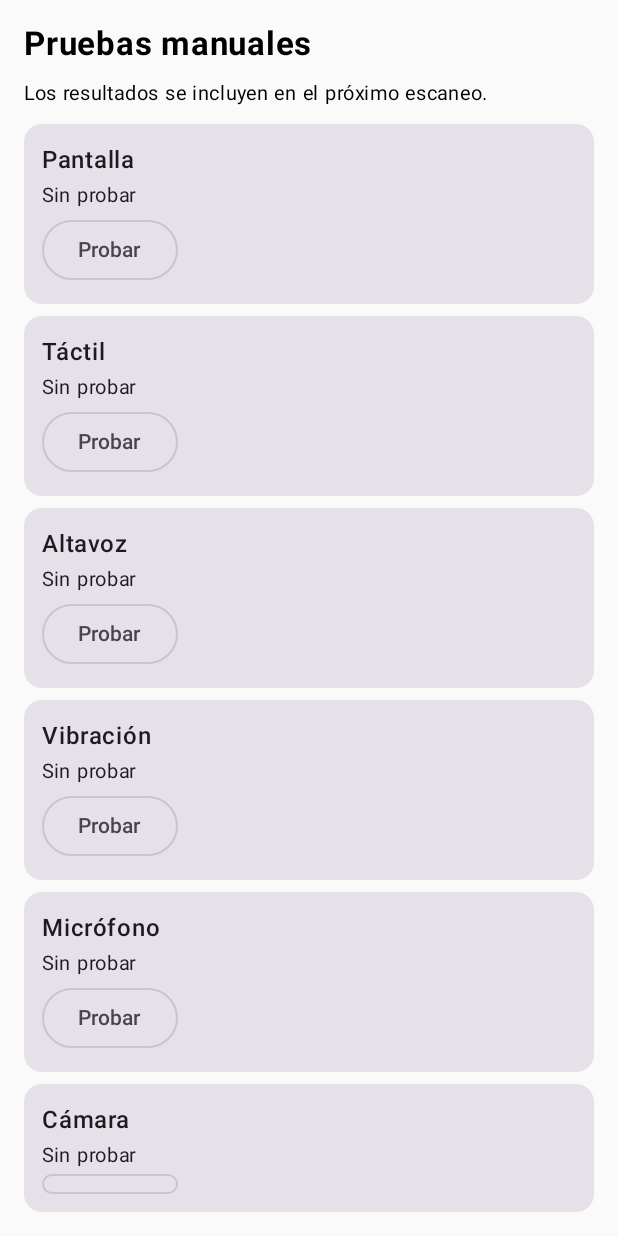
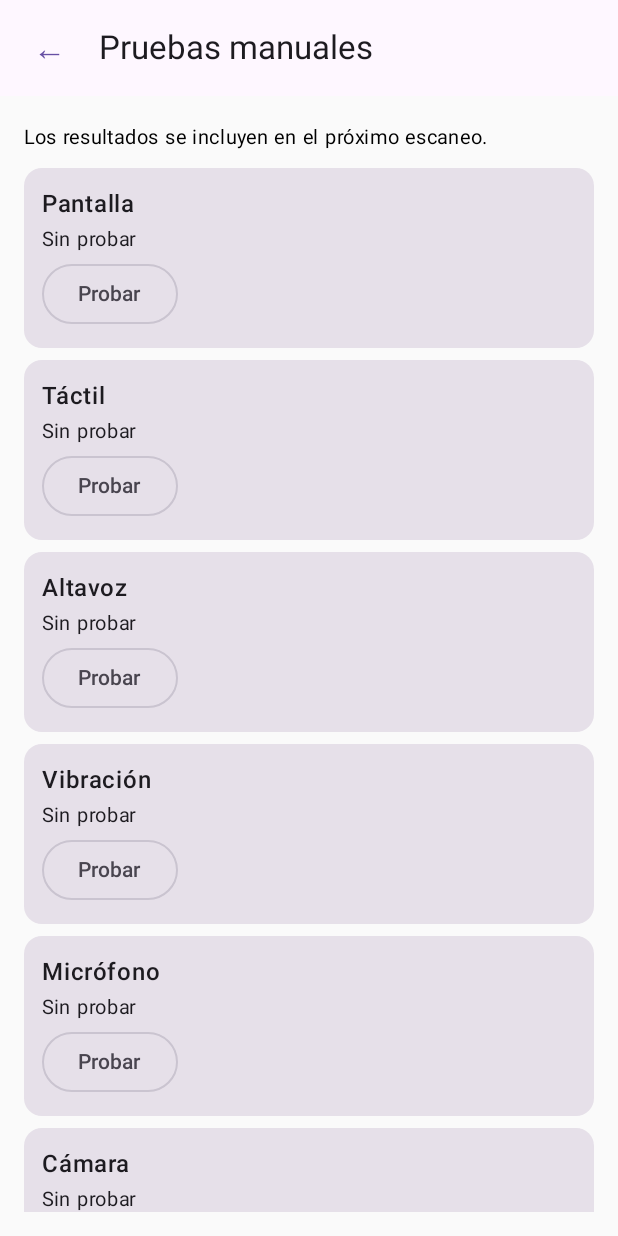
Before and after one commit to Monocucuy/Proyecto-Solucion, an Android app built with Jetpack Compose: the screen it shows after launch (MainActivity), after a tap on "Pruebas manuales", on a phone screen of 412 x 824 dp. Run offline under Robolectric (Android 15) with nearby library versions, the phone set to English and light mode, and no system bars; our stand-ins replace Room's generated code; libraries missing offline, so code that uses them is left out: com.jakewharton.retrofit2; 1 statement that could not run was skipped; 3 other taps on this screen came first.

Commit message:
App 0.3.0: portada, botones de volver y cancelar, vibrador y actualización
- Portada animada al abrir (celular escaneándose sobre la banda), dibujada con Canvas.
- Flecha de volver y "Cancelar" en el flujo automático, en la lista de pruebas
  manuales y en cada prueba; el botón atrás del celular también cancela o vuelve.
- Vibrador: VibratorManager en Android 12+, pulsos a intensidad máxima con uso
  ALARMA y botón "Vibrar otra vez" (antes no se sentía en Xiaomi/Redmi).
- Bluetooth: si el socket seguro falla ("read failed"), reintenta con el inseguro.
- Actualizar encima: todas las APK se firman con la misma llave de depuración
  (app/debug-compartido.keystore, pública a propósito) y el versionCode siempre sube.
  Quien tenga una APK anterior debe desinstalarla una vez.

Co-Authored-By: Claude Opus 5.5 <noreply@anthropic.com>

```diff
--- a/app/src/main/java/com/monocucuy/solucion/ui/ManualTests.kt
+++ b/app/src/main/java/com/monocucuy/solucion/ui/ManualTests.kt
@@ -10,8 +10,12 @@ import android.media.AudioManager
 import android.media.AudioRecord
 import android.media.MediaRecorder
 import android.media.ToneGenerator
+import android.media.AudioAttributes
+import android.os.Build
+import android.os.VibrationAttributes
 import android.os.VibrationEffect
 import android.os.Vibrator
+import android.os.VibratorManager
 import android.provider.MediaStore
 import androidx.activity.compose.rememberLauncherForActivityResult
 import androidx.activity.result.contract.ActivityResultContracts
@@ -20,6 +24,8 @@ import androidx.compose.foundation.Image
 import androidx.compose.foundation.background
 import androidx.compose.foundation.clickable
 import androidx.compose.foundation.layout.*
+import androidx.compose.foundation.rememberScrollState
+import androidx.compose.foundation.verticalScroll
 import androidx.compose.material3.*
 import androidx.compose.runtime.*
 import androidx.compose.ui.Alignment
@@ -51,10 +57,11 @@ enum class ManualTest(val title: String) {
 
 @Composable
 fun ManualTestsList(results: Map<ManualTest, Finding>, onRun: (ManualTest) -> Unit, onBack: () -> Unit) = Column(
-    Modifier.fillMaxSize().padding(16.dp),
-    verticalArrangement = Arrangement.spacedBy(8.dp)
+    Modifier.fillMaxSize()
 ) {
-    Text("Pruebas manuales", fontSize = 22.sp, fontWeight = FontWeight.Bold)
+    BarraVolver("Pruebas manuales", onBack)
+    Column(Modifier.fillMaxSize().padding(16.dp).verticalScroll(rememberScrollState()),
+        verticalArrangement = Arrangement.spacedBy(8.dp)) {
     Text("Los resultados se incluyen en el próximo escaneo.", fontSize = 13.sp)
     ManualTest.values().forEach { t ->
         Card(Modifier.fillMaxWidth()) {
@@ -66,18 +73,39 @@ fun ManualTestsList(results: Map<ManualTest, Finding>, onRun: (ManualTest) -> Un
         }
     }
     Spacer(Modifier.height(8.dp))
-    TextButton(onClick = onBack) { Text("Volver") }
+    OutlinedButton(onClick = onBack, modifier = Modifier.fillMaxWidth()) { Text("← Volver al inicio") }
+    }
 }
+
+/** Barra superior con flecha de volver: en todas las pantallas que no son el inicio. */
+@OptIn(ExperimentalMaterial3Api::class)
+@Composable
+fun BarraVolver(titulo: String, onBack: () -> Unit, accion: (@Composable () -> Unit)? = null) = TopAppBar(
+    title = { Text(titulo) },
+    navigationIcon = { TextButton(onClick = onBack) { Text("←", fontSize = 22.sp) } },
+    actions = { accion?.invoke() }
+)
 
 /** Ejecuta una prueba. [onDone] recibe el resultado, o null si el usuario sale sin terminar. */
 @Composable
-fun ManualTestHost(test: ManualTest, onDone: (Finding?) -> Unit) = when (test) {
-    ManualTest.SCREEN -> ScreenTest(onDone)
-    ManualTest.TOUCH -> TouchTest(onDone)
-    ManualTest.SPEAKER -> SpeakerTest(onDone)
-    ManualTest.VIBRATION -> VibrationTest(onDone)
-    ManualTest.MIC -> MicTest(onDone)
-    ManualTest.CAMERA -> CameraTest(onDone)
+fun ManualTestHost(test: ManualTest, onDone: (Finding?) -> Unit) {
+    // La prueba de pantalla usa colores a pantalla completa: se sale con atrás o con "Cancelar prueba".
+    if (test == ManualTest.SCREEN) { ScreenTest(onDone); return }
+    Column(Modifier.fillMaxSize()) {
+        BarraVolver("Prueba: ${test.title}", onBack = { onDone(null) }) {
+            TextButton(onClick = { onDone(null) }) { Text("Cancelar") }
+        }
+        Box(Modifier.weight(1f)) {
+            when (test) {
+                ManualTest.SCREEN -> Unit
+                ManualTest.TOUCH -> TouchTest(onDone)
+                ManualTest.SPEAKER -> SpeakerTest(onDone)
+                ManualTest.VIBRATION -> VibrationTest(onDone)
+                ManualTest.MIC -> MicTest(onDone)
+                ManualTest.CAMERA -> CameraTest(onDone)
+            }
+        }
+    }
 }
 
 @Composable
@@ -111,6 +139,8 @@ private fun ScreenTest(onDone: (Finding?) -> Unit) {
                     "Manchas, líneas o píxeles muertos en la revisión.",
                     "Si está en garantía, revísala en servicio técnico."))
             }) { Text("Sí") }
+            Spacer(Modifier.height(8.dp))
+            TextButton(onClick = { onDone(null) }) { Text("Cancelar prueba") }
         }
     }
 }
@@ -203,20 +233,26 @@ private fun SpeakerTest(onDone: (Finding?) -> Unit) {
     }
 }
 
-/** Vibra 3 s y pregunta si se sintió: el motor puede existir y estar apagado en Ajustes. */
+/**
+ * Vibra en pulsos y pregunta si se sintió. Antes vibraba 3 s seguidos con la intensidad por defecto y en
+ * celulares Xiaomi/Redmi no se sentía si la vibración del sistema estaba baja o apagada. Ahora usa el
+ * vibrador por defecto (VibratorManager en Android 12+), intensidad máxima y uso ALARMA.
+ */
 @Composable
 private fun VibrationTest(onDone: (Finding?) -> Unit) {
     val ctx = LocalContext.current
     var vibrating by remember { mutableStateOf(false) }
     var done by remember { mutableStateOf(false) }
     var hasMotor by remember { mutableStateOf(true) }
-    LaunchedEffect(Unit) {
-        val vib = ctx.getSystemService(Vibrator::class.java)
+    var intento by remember { mutableIntStateOf(0) }
+    val vib = remember { vibrador(ctx) }
+    DisposableEffect(Unit) { onDispose { vib?.cancel() } }
+    LaunchedEffect(intento) {
         if (vib == null || !vib.hasVibrator()) {
             hasMotor = false
         } else {
             vibrating = true
-            vib.vibrate(VibrationEffect.createOneShot(VIBRATION_MS, VibrationEffect.DEFAULT_AMPLITUDE))
+            vibrarFuerte(vib)
             delay(VIBRATION_MS)
             vibrating = false
         }
@@ -225,7 +261,7 @@ private fun VibrationTest(onDone: (Finding?) -> Unit) {
     Column(Modifier.fillMaxSize().padding(24.dp), verticalArrangement = Arrangement.Center,
         horizontalAlignment = Alignment.CenterHorizontally) {
         when {
-            vibrating -> Text("Vibrando 3 s…")
+            vibrating -> Text("Vibrando en pulsos 3 s… sostén el celular en la mano.")
             !done -> Text("Preparando vibración…")
             !hasMotor -> {
                 Text("El sistema no reporta motor de vibración.")
@@ -244,11 +280,32 @@ private fun VibrationTest(onDone: (Finding?) -> Unit) {
                 Spacer(Modifier.height(8.dp))
                 OutlinedButton(onClick = {
                     onDone(Finding(Category.HARDWARE, Severity.MEDIUM, "Vibración: no percibida",
-                        "El usuario no sintió la vibración.",
-                        "Revisa que la vibración esté activa en Ajustes > Sonido y vibración."))
+                        "El usuario no sintió la vibración (pulsos a intensidad máxima, ${intento + 1} intento(s)).",
+                        "Revisa en Ajustes > Sonido y vibración que la vibración no esté desactivada; si sigue sin sentirse, revisa el motor."))
                 }) { Text("No") }
+                Spacer(Modifier.height(8.dp))
+                TextButton(onClick = { done = false; intento++ }) { Text("Vibrar otra vez") }
             }
         }
+    }
+}
+
+private fun vibrador(ctx: android.content.Context): Vibrator? =
+    if (Build.VERSION.SDK_INT >= Build.VERSION_CODES.S)
+        ctx.getSystemService(VibratorManager::class.java)?.defaultVibrator
+    else ctx.getSystemService(Vibrator::class.java)
+
+/** 6 pulsos de 350 ms con 150 ms de pausa (3 s), a intensidad máxima si el motor la regula. */
+private fun vibrarFuerte(vib: Vibrator) {
+    val tiempos = longArrayOf(0, 350, 150, 350, 150, 350, 150, 350, 150, 350, 150, 350)
+    val fuerza = IntArray(tiempos.size) { if (it % 2 == 1) 255 else 0 }
+    val efecto = if (vib.hasAmplitudeControl()) VibrationEffect.createWaveform(tiempos, fuerza, -1)
+                 else VibrationEffect.createWaveform(tiempos, -1)
+    if (Build.VERSION.SDK_INT >= Build.VERSION_CODES.TIRAMISU) {
+        vib.vibrate(efecto, VibrationAttributes.createForUsage(VibrationAttributes.USAGE_ALARM))
+    } else {
+        @Suppress("DEPRECATION")
+        vib.vibrate(efecto, AudioAttributes.Builder().setUsage(AudioAttributes.USAGE_ALARM).build())
     }
 }
 
--- /dev/null
+++ b/app/src/main/java/com/monocucuy/solucion/ui/Portada.kt
@@ -0,0 +1,147 @@
+package com.monocucuy.solucion.ui
+
+import androidx.compose.animation.core.LinearEasing
+import androidx.compose.animation.core.RepeatMode
+import androidx.compose.animation.core.animateFloat
+import androidx.compose.animation.core.infiniteRepeatable
+import androidx.compose.animation.core.rememberInfiniteTransition
+import androidx.compose.animation.core.tween
+import androidx.compose.foundation.Canvas
+import androidx.compose.foundation.background
+import androidx.compose.foundation.layout.*
+import androidx.compose.foundation.shape.RoundedCornerShape
+import androidx.compose.material3.Button
+import androidx.compose.material3.ButtonDefaults
+import androidx.compose.material3.Text
+import androidx.compose.runtime.Composable
+import androidx.compose.runtime.getValue
+import androidx.compose.ui.Alignment
+import androidx.compose.ui.Modifier
+import androidx.compose.ui.geometry.CornerRadius
+import androidx.compose.ui.geometry.Offset
+import androidx.compose.ui.geometry.Size
+import androidx.compose.ui.graphics.Brush
+import androidx.compose.ui.graphics.Color
+import androidx.compose.ui.graphics.drawscope.DrawScope
+import androidx.compose.ui.graphics.drawscope.Stroke
+import androidx.compose.ui.graphics.drawscope.rotate
+import androidx.compose.ui.text.font.FontWeight
+import androidx.compose.ui.text.style.TextAlign
+import androidx.compose.ui.unit.dp
+import androidx.compose.ui.unit.sp
+import kotlin.math.cos
+import kotlin.math.sin
+
+private val Noche = Color(0xFF0E1A2B)
+private val Violeta = Color(0xFF6750A4)
+private val Menta = Color(0xFF4ADE80)
+private val Ambar = Color(0xFFF9A825)
+private val Crema = Color(0xFFF5EBDD)
+
+/**
+ * Portada al abrir la app: un celular dibujado que se escanea, sobre la banda clasificadora del proyecto.
+ * Todo se dibuja con Canvas (sin imágenes): no pesa y se ve nítido en cualquier pantalla.
+ */
+@Composable
+fun Portada(onEmpezar: () -> Unit) {
+    val t = rememberInfiniteTransition(label = "portada")
+    val barrido by t.animateFloat(0f, 1f, infiniteRepeatable(tween(1800, easing = LinearEasing), RepeatMode.Reverse), label = "barrido")
+    val giro by t.animateFloat(0f, 360f, infiniteRepeatable(tween(2400, easing = LinearEasing)), label = "giro")
+    val pulso by t.animateFloat(0.85f, 1f, infiniteRepeatable(tween(900), RepeatMode.Reverse), label = "pulso")
+
+    Column(
+        Modifier.fillMaxSize().background(Brush.verticalGradient(listOf(Noche, Color(0xFF2A1F4E), Violeta))),
+        horizontalAlignment = Alignment.CenterHorizontally
+    ) {
+        Spacer(Modifier.height(48.dp))
+        Text("PROYECTO SOLUCIÓN", color = Crema.copy(alpha = 0.7f), fontSize = 13.sp, letterSpacing = 4.sp)
+        Text("Solución Scanner", color = Color.White, fontSize = 34.sp, fontWeight = FontWeight.Bold)
+        Canvas(Modifier.fillMaxWidth().weight(1f).padding(24.dp)) { dibujar(barrido, giro, pulso) }
+        Text(
+            "Revisa tu celular, decide con datos\ny dale una segunda vida.",
+            color = Crema, fontSize = 16.sp, textAlign = TextAlign.Center
+        )
+        Spacer(Modifier.height(20.dp))
+        Button(
+            onClick = onEmpezar,
+            colors = ButtonDefaults.buttonColors(containerColor = Menta, contentColor = Noche),
+            shape = RoundedCornerShape(28.dp),
+            modifier = Modifier.fillMaxWidth(0.7f).height(56.dp)
+        ) { Text("Empezar", fontSize = 18.sp, fontWeight = FontWeight.Bold) }
+        Spacer(Modifier.height(16.dp))
+        Text("ETITC · UPN · 2026", color = Crema.copy(alpha = 0.6f), fontSize = 12.sp)
+        Spacer(Modifier.height(24.dp))
+    }
+}
+
+private fun DrawScope.dibujar(barrido: Float, giro: Float, pulso: Float) {
+    val w = size.width
+    val h = size.height
+    // Banda transportadora abajo: dos rodillos que giran y la tela con rayas que avanzan.
+    val yBanda = h * 0.86f
+    val r = h * 0.05f
+    val x1 = w * 0.12f
+    val x2 = w * 0.88f
+    drawRoundRect(Color(0xFF1F2937), Offset(x1, yBanda - r), Size(x2 - x1, 2 * r), CornerRadius(r, r))
+    for (i in 0 until 10) {
+        val x = x1 + ((i / 10f + giro / 360f) % 1f) * (x2 - x1)
+        drawLine(Crema.copy(alpha = 0.35f), Offset(x, yBanda - r), Offset(x - r * 0.6f, yBanda - r * 0.2f), 3f)
+    }
+    for (cx in listOf(x1, x2)) {
+        drawCircle(Color(0xFF9CA3AF), r, Offset(cx, yBanda))
+        rotate(giro, Offset(cx, yBanda)) {
+            drawLine(Noche, Offset(cx - r * 0.8f, yBanda), Offset(cx + r * 0.8f, yBanda), 4f)
+            drawLine(Noche, Offset(cx, yBanda - r * 0.8f), Offset(cx, yBanda + r * 0.8f), 4f)
+        }
+    }
+    // Compuerta: brazo inclinado (revisión) a la derecha.
+    rotate(-35f, Offset(w * 0.74f, yBanda - r)) {
+        drawRoundRect(Ambar, Offset(w * 0.74f - 6f, yBanda - r - h * 0.16f), Size(12f, h * 0.16f), CornerRadius(6f, 6f))
+    }
+
+    // Celular de pie sobre la banda.
+    val pw = w * 0.42f
+    val ph = h * 0.66f
+    val px = (w - pw) / 2
+    val py = yBanda - r - ph - 6f
+    drawRoundRect(Color(0xFF111827), Offset(px, py), Size(pw, ph), CornerRadius(pw * 0.14f, pw * 0.14f))
+    val m = pw * 0.06f
+    drawRoundRect(Color(0xFFFFFBFE), Offset(px + m, py + m * 1.6f), Size(pw - 2 * m, ph - 3.2f * m), CornerRadius(pw * 0.08f, pw * 0.08f))
+    drawRoundRect(Color(0xFF111827), Offset(px + pw * 0.4f, py + m * 0.5f), Size(pw * 0.2f, m * 0.6f), CornerRadius(m, m))
+
+    // Anillo de puntaje en la pantalla, con pulso.
+    val c = Offset(px + pw / 2, py + ph * 0.36f)
+    val ra = pw * 0.26f * pulso
+    drawCircle(Color(0xFFE5E7EB), ra, c, style = Stroke(pw * 0.06f))
+    drawArc(Menta, -90f, 300f, false, Offset(c.x - ra, c.y - ra), Size(2 * ra, 2 * ra), style = Stroke(pw * 0.06f))
+    // Visto bueno dentro del anillo.
+    drawLine(Color(0xFF2E7D32), Offset(c.x - ra * 0.4f, c.y), Offset(c.x - ra * 0.1f, c.y + ra * 0.3f), pw * 0.04f)
+    drawLine(Color(0xFF2E7D32), Offset(c.x - ra * 0.1f, c.y + ra * 0.3f), Offset(c.x + ra * 0.45f, c.y - ra * 0.35f), pw * 0.04f)
+    // Tres barras: seguridad, hardware y sistema.
+    val colores = listOf(Menta, Color(0xFF60A5FA), Ambar)
+    colores.forEachIndexed { i, col ->
+        val y = py + ph * (0.66f + i * 0.08f)
+        drawRoundRect(Color(0xFFE5E7EB), Offset(px + 2 * m, y), Size(pw - 4 * m, m * 0.9f), CornerRadius(m, m))
+        drawRoundRect(col, Offset(px + 2 * m, y), Size((pw - 4 * m) * (0.95f - i * 0.1f), m * 0.9f), CornerRadius(m, m))
+    }
+    // Rayo de escaneo que sube y baja por la pantalla.
+    val ys = py + m * 2 + barrido * (ph - 4 * m)
+    drawRect(
+        Brush.verticalGradient(listOf(Color.Transparent, Menta.copy(alpha = 0.45f), Color.Transparent), ys - 30f, ys + 30f),
+        Offset(px + m, ys - 30f), Size(pw - 2 * m, 60f)
+    )
+    drawLine(Menta, Offset(px + m, ys), Offset(px + pw - m, ys), 3f)
+    // Ondas de Bluetooth hacia la banda.
+    val b = Offset(px + pw + w * 0.05f, py + ph * 0.2f)
+    for (k in 1..3) {
+        val rr = k * w * 0.03f
+        drawArc(Crema.copy(alpha = 0.9f - k * 0.2f), -50f, 100f, false, Offset(b.x - rr, b.y - rr), Size(2 * rr, 2 * rr), style = Stroke(4f))
+    }
+    // Estrellas vintage de fondo.
+    for (i in 0 until 14) {
+        val a = i * 0.9f
+        val sx = (w * (0.5f + 0.47f * cos(a * 1.7f)))
+        val sy = (h * (0.3f + 0.28f * sin(a * 2.3f)))
+        if (sx !in px..(px + pw) || sy !in py..(py + ph)) drawCircle(Crema.copy(alpha = 0.25f + 0.2f * pulso), 2.5f, Offset(sx, sy))
+    }
+}
--- a/app/src/main/java/com/monocucuy/solucion/ui/Screens.kt
+++ b/app/src/main/java/com/monocucuy/solucion/ui/Screens.kt
@@ -11,6 +11,7 @@ import androidx.compose.foundation.lazy.LazyColumn
 import androidx.compose.foundation.lazy.items
 import androidx.compose.material3.*
 import androidx.compose.runtime.*
+import androidx.compose.runtime.saveable.rememberSaveable
 import androidx.compose.ui.Alignment
 import androidx.compose.ui.Modifier
 import androidx.compose.ui.graphics.Color
@@ -43,12 +44,19 @@ fun ScannerApp(vm: ScanViewModel = viewModel()) {
     val ctx = LocalContext.current
     var manualOpen by remember { mutableStateOf(false) }
     var running by remember { mutableStateOf<ManualTest?>(null) }
+    var portada by rememberSaveable { mutableStateOf(true) }
     BackHandler(enabled = manualOpen || running != null) {
         if (running != null) running = null else manualOpen = false
     }
+    // Atrás del celular en el flujo automático: durante el escaneo cancela; en el reporte o el error vuelve al inicio.
+    BackHandler(enabled = !manualOpen && running == null && state != UiState.Idle) {
+        if (state is UiState.Scanning) vm.cancel() else vm.reset()
+    }
     MaterialTheme {
         val current = running
-        if (current != null) {
+        if (portada) {
+            Portada(onEmpezar = { portada = false })
+        } else if (current != null) {
             ManualTestHost(current) { result -> vm.saveManual(current, result); running = null }
         } else if (manualOpen) {
             ManualTestsList(vm.manual, onRun = { running = it }, onBack = { manualOpen = false })
@@ -56,6 +64,16 @@ fun ScannerApp(vm: ScanViewModel = viewModel()) {
             topBar = {
                 TopAppBar(
                     title = { Text("Solución Scanner") },
+                    navigationIcon = {
+                        // Flecha de volver en todo el flujo automático; en el inicio vuelve a la portada.
+                        TextButton(onClick = {
+                            when (state) {
+                                UiState.Idle -> portada = true
+                                is UiState.Scanning -> vm.cancel()
+                                else -> vm.reset()
+                            }
+                        }) { Text("←", fontSize = 22.sp) }
+                    },
                     actions = { TextButton(onClick = { showSettings = true }) { Text("Ajustes") } }
                 )
             }
@@ -68,7 +86,7 @@ fun ScannerApp(vm: ScanViewModel = viewModel()) {
                         onShareLog = { shareText(ctx, vm.debugText(), "Log de depuración") }
                     )
                     is UiState.Scanning -> Progress(s, onCancel = vm::cancel)
-                    is UiState.Done -> Report(s.report, banda, onRescan = escanear, onTrust = vm::trust)
+                    is UiState.Done -> Report(s.report, banda, onRescan = escanear, onTrust = vm::trust, onHome = vm::reset)
                     is UiState.Failed -> Failed(s.message, onRetry = vm::reset)
                 }
             }
@@ -116,16 +134,16 @@ private fun Progress(s: UiState.Scanning, onCancel: () -> Unit) = Column(
         Spacer(Modifier.height(8.dp))
         Text("${s.current} / ${s.total} · ${s.label}")
         Spacer(Modifier.height(8.dp))
-        Text("Con la clave gratuita de VirusTotal esto puede tardar varios minutos.", fontSize = 12.sp)
+        Text("Si configuraste VirusTotal en Ajustes, esto puede tardar varios minutos.", fontSize = 12.sp)
     } else {
         LinearProgressIndicator(modifier = Modifier.fillMaxWidth())
     }
     Spacer(Modifier.height(24.dp))
-    OutlinedButton(onClick = onCancel) { Text("Cancelar") }
+    OutlinedButton(onClick = onCancel) { Text("Cancelar escaneo") }
 }
 
 @Composable
-private fun Report(report: ScanReport, banda: String, onRescan: () -> Unit, onTrust: (String) -> Unit) {
+private fun Report(report: ScanReport, banda: String, onRescan: () -> Unit, onTrust: (String) -> Unit, onHome: () -> Unit) {
     val ctx = LocalContext.current
     LazyColumn(Modifier.fillMaxSize(), contentPadding = PaddingValues(16.dp), verticalArrangement = Arrangement.spacedBy(8.dp)) {
         item {
@@ -149,6 +167,7 @@ private fun Report(report: ScanReport, banda: String, onRescan: () -> Unit, onTr
                     Button(onClick = onRescan) { Text("Escanear de nuevo") }
                     OutlinedButton(onClick = { shareText(ctx, reportText(report), "Compartir reporte") }) { Text("Compartir") }
                 }
+                TextButton(onClick = onHome) { Text("← Volver al inicio") }
             }
         }
         items(report.findings) { FindingCard(it, onTrust) }
```
Also changed, not shown: app/build.gradle.kts (+15 -2 lines), app/src/main/java/com/monocucuy/solucion/bt/BandaBluetooth.kt (+19 -7 lines), 2 other files.
